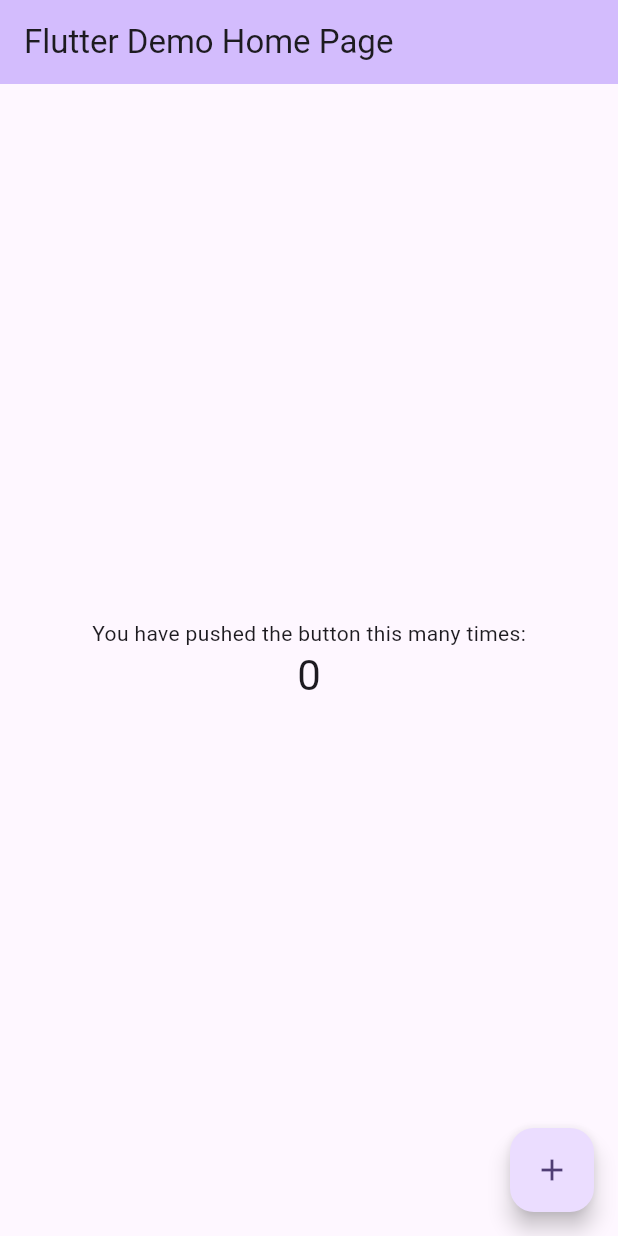
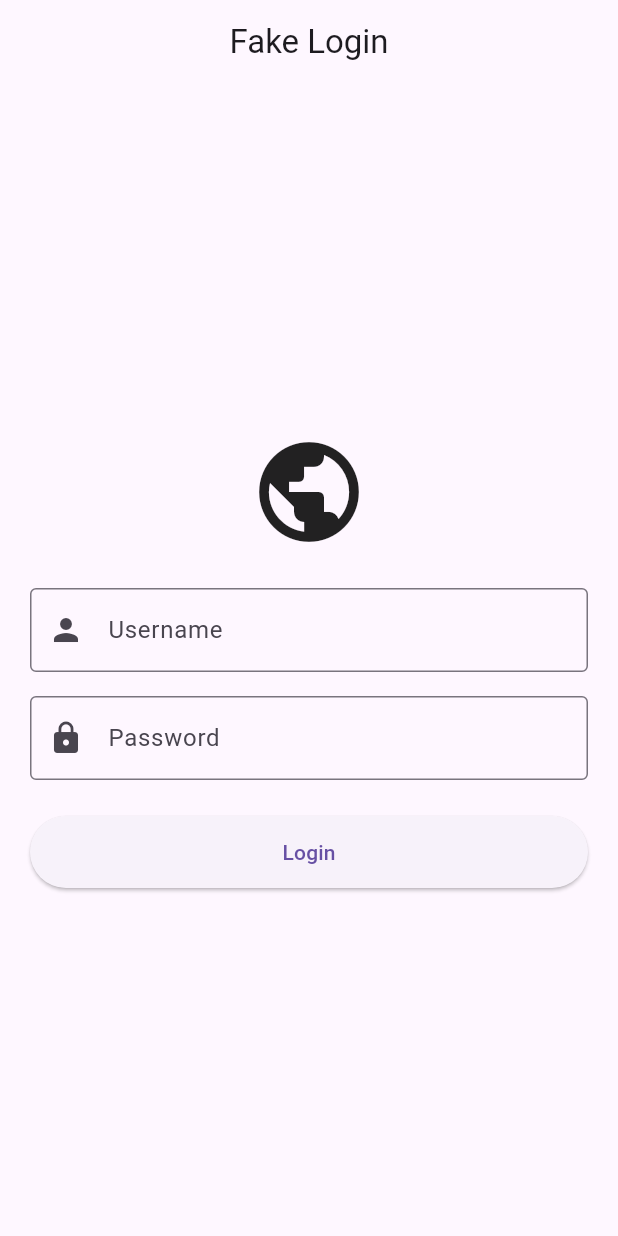
Before and after one commit to setya433/fake_login, a Flutter app: the screen it shows after launch, on a phone screen of 412 x 824 dp. Run offline on Flutter 3.47's test engine with Material 3 defaults, Android fonts, the phone set to English and light mode, and no system bars; our stand-ins replace dio, get, shared_preferences.

Commit message:
feat: implement fake login and countries list

```diff
--- a/lib/app/data/services/session_service.dart
+++ b/lib/app/data/services/session_service.dart
@@ -0,0 +1,36 @@
+import 'package:shared_preferences/shared_preferences.dart';
+
+class SessionService {
+  static const String keyUsername = 'username';
+  static const String keyPassword = 'password';
+  static const String keyIsLoggedIn = 'is_logged_in';
+
+  Future<void> saveLogin({
+    required String username,
+    required String password,
+  }) async {
+    final prefs = await SharedPreferences.getInstance();
+
+    await prefs.setString(keyUsername, username);
+    await prefs.setString(keyPassword, password);
+    await prefs.setBool(keyIsLoggedIn, true);
+  }
+
+  Future<bool> isLoggedIn() async {
+    final prefs = await SharedPreferences.getInstance();
+    return prefs.getBool(keyIsLoggedIn) ?? false;
+  }
+
+  Future<String> getUsername() async {
+    final prefs = await SharedPreferences.getInstance();
+    return prefs.getString(keyUsername) ?? '';
+  }
+
+  Future<void> logout() async {
+    final prefs = await SharedPreferences.getInstance();
+
+    await prefs.remove(keyUsername);
+    await prefs.remove(keyPassword);
+    await prefs.setBool(keyIsLoggedIn, false);
+  }
+}
--- a/lib/app/modules/home/controllers/home_controller.dart
+++ b/lib/app/modules/home/controllers/home_controller.dart
@@ -0,0 +1,50 @@
+import 'package:get/get.dart';
+
+import '../../../data/models/country_model.dart';
+import '../../../data/services/country_service.dart';
+import '../../../data/services/session_service.dart';
+import '../../../routes/app_routes.dart';
+
+class HomeController extends GetxController {
+  final countries = <CountryModel>[].obs;
+  final isLoading = false.obs;
+  final username = ''.obs;
+
+  final CountryService _countryService = CountryService();
+  final SessionService _sessionService = SessionService();
+
+  @override
+  void onInit() {
+    super.onInit();
+    loadUser();
+    fetchCountries();
+  }
+
+  Future<void> loadUser() async {
+    username.value = await _sessionService.getUsername();
+  }
+
+  Future<void> fetchCountries() async {
+    try {
+      isLoading.value = true;
+
+      final result = await _countryService.getCountries();
+      result.sort((a, b) => a.name.compareTo(b.name));
+
+      countries.value = result;
+    } catch (e) {
+      Get.snackbar(
+        'Error',
+        'Gagal mengambil data negara',
+        snackPosition: SnackPosition.BOTTOM,
+      );
+    } finally {
+      isLoading.value = false;
+    }
+  }
+
+  Future<void> logout() async {
+    await _sessionService.logout();
+    Get.offAllNamed(AppRoutes.login);
+  }
+}
--- a/lib/app/modules/login/controllers/login_controller.dart
+++ b/lib/app/modules/login/controllers/login_controller.dart
@@ -0,0 +1,48 @@
+import 'package:flutter/material.dart';
+import 'package:get/get.dart';
+
+import '../../../data/services/session_service.dart';
+import '../../../routes/app_routes.dart';
+
+class LoginController extends GetxController {
+  final usernameController = TextEditingController();
+  final passwordController = TextEditingController();
+
+  final isLoading = false.obs;
+
+  final SessionService _sessionService = SessionService();
+
+  Future<void> login() async {
+    final username = usernameController.text.trim();
+    final password = passwordController.text.trim();
+
+    if (username.isEmpty || password.isEmpty) {
+      Get.snackbar(
+        'Gagal',
+        'Username dan password wajib diisi',
+        snackPosition: SnackPosition.BOTTOM,
+      );
+      return;
+    }
+
+    isLoading.value = true;
+
+    await Future.delayed(const Duration(milliseconds: 500));
+
+    await _sessionService.saveLogin(
+      username: username,
+      password: password,
+    );
+
+    isLoading.value = false;
+
+    Get.offAllNamed(AppRoutes.home);
+  }
+
+  @override
+  void onClose() {
+    usernameController.dispose();
+    passwordController.dispose();
+    super.onClose();
+  }
+}
--- a/lib/app/modules/login/views/login_view.dart
+++ b/lib/app/modules/login/views/login_view.dart
@@ -0,0 +1,66 @@
+import 'package:flutter/material.dart';
+import 'package:get/get.dart';
+
+import '../controllers/login_controller.dart';
+
+class LoginView extends GetView<LoginController> {
+  const LoginView({super.key});
+
+  @override
+  Widget build(BuildContext context) {
+    return Scaffold(
+      appBar: AppBar(
+        title: const Text('Fake Login'),
+        centerTitle: true,
+      ),
+      body: Padding(
+        padding: const EdgeInsets.all(20),
+        child: Center(
+          child: SingleChildScrollView(
+            child: Column(
+              children: [
+                const Icon(
+                  Icons.public,
+                  size: 80,
+                ),
+                const SizedBox(height: 24),
+                TextField(
+                  controller: controller.usernameController,
+                  decoration: const InputDecoration(
+                    labelText: 'Username',
+                    border: OutlineInputBorder(),
+                    prefixIcon: Icon(Icons.person),
+                  ),
+                ),
+                const SizedBox(height: 16),
+                TextField(
+                  controller: controller.passwordController,
+                  obscureText: true,
+                  decoration: const InputDecoration(
+                    labelText: 'Password',
+                    border: OutlineInputBorder(),
+                    prefixIcon: Icon(Icons.lock),
+                  ),
+                ),
+                const SizedBox(height: 24),
+                Obx(() {
+                  return SizedBox(
+                    width: double.infinity,
+                    height: 48,
+                    child: ElevatedButton(
+                      onPressed:
+                          controller.isLoading.value ? null : controller.login,
+                      child: controller.isLoading.value
+                          ? const CircularProgressIndicator()
+                          : const Text('Login'),
+                    ),
+                  );
+                }),
+              ],
+            ),
+          ),
+        ),
+      ),
+    );
+  }
+}
--- a/lib/app/routes/app_pages.dart
+++ b/lib/app/routes/app_pages.dart
@@ -0,0 +1,28 @@
+import 'package:get/get.dart';
+
+import '../modules/login/views/login_view.dart';
+import '../modules/login/controllers/login_controller.dart';
+
+import '../modules/home/views/home_view.dart';
+import '../modules/home/controllers/home_controller.dart';
+
+import 'app_routes.dart';
+
+class AppPages {
+  static final pages = [
+    GetPage(
+      name: AppRoutes.login,
+      page: () => const LoginView(),
+      binding: BindingsBuilder(() {
+        Get.lazyPut<LoginController>(() => LoginController());
+      }),
+    ),
+    GetPage(
+      name: AppRoutes.home,
+      page: () => const HomeView(),
+      binding: BindingsBuilder(() {
+        Get.lazyPut<HomeController>(() => HomeController());
+      }),
+    ),
+  ];
+}
--- a/lib/app/routes/app_routes.dart
+++ b/lib/app/routes/app_routes.dart
@@ -0,0 +1,4 @@
+class AppRoutes {
+  static const login = '/login';
+  static const home = '/home';
+}
--- a/lib/main.dart
+++ b/lib/main.dart
@@ -1,122 +1,34 @@
 import 'package:flutter/material.dart';
+import 'package:get/get.dart';
 
-void main() {
-  runApp(const MyApp());
+import 'app/routes/app_pages.dart';
+import 'app/routes/app_routes.dart';
+import 'app/data/services/session_service.dart';
+
+void main() async {
+  WidgetsFlutterBinding.ensureInitialized();
+
+  final sessionService = SessionService();
+  final isLoggedIn = await sessionService.isLoggedIn();
+
+  runApp(MyApp(isLoggedIn: isLoggedIn));
 }
 
 class MyApp extends StatelessWidget {
-  const MyApp({super.key});
+  final bool isLoggedIn;
 
-  // This widget is the root of your application.
+  const MyApp({
+    super.key,
+    required this.isLoggedIn,
+  });
+
   @override
   Widget build(BuildContext context) {
-    return MaterialApp(
-      title: 'Flutter Demo',
-      theme: ThemeData(
-        // This is the theme of your application.
-        //
-        // TRY THIS: Try running your application with "flutter run". You'll see
-        // the application has a purple toolbar. Then, without quitting the app,
-        // try changing the seedColor in the colorScheme below to Colors.green
-        // and then invoke "hot reload" (save your changes or press the "hot
-        // reload" button in a Flutter-supported IDE, or press "r" if you used
-        // the command line to start the app).
-        //
-        // Notice that the counter didn't reset back to zero; the application
-        // state is not lost during the reload. To reset the state, use hot
-        // restart instead.
-        //
-        // This works for code too, not just values: Most code changes can be
-        // tested with just a hot reload.
-        colorScheme: .fromSeed(seedColor: Colors.deepPurple),
-      ),
-      home: const MyHomePage(title: 'Flutter Demo Home Page'),
+    return GetMaterialApp(
+      debugShowCheckedModeBanner: false,
+      title: 'Countries App',
+      initialRoute: isLoggedIn ? AppRoutes.home : AppRoutes.login,
+      getPages: AppPages.pages,
     );
   }
 }
-
-class MyHomePage extends StatefulWidget {
-  const MyHomePage({super.key, required this.title});
-
-  // This widget is the home page of your application. It is stateful, meaning
-  // that it has a State object (defined below) that contains fields that affect
-  // how it looks.
-
-  // This class is the configuration for the state. It holds the values (in this
-  // case the title) provided by the parent (in this case the App widget) and
-  // used by the build method of the State. Fields in a Widget subclass are
-  // always marked "final".
-
-  final String title;
-
-  @override
-  State<MyHomePage> createState() => _MyHomePageState();
-}
-
-class _MyHomePageState extends State<MyHomePage> {
-  int _counter = 0;
-
-  void _incrementCounter() {
-    setState(() {
-      // This call to setState tells the Flutter framework that something has
-      // changed in this State, which causes it to rerun the build method below
-      // so that the display can reflect the updated values. If we changed
-      // _counter without calling setState(), then the build method would not be
-      // called again, and so nothing would appear to happen.
-      _counter++;
-    });
-  }
-
-  @override
-  Widget build(BuildContext context) {
-    // This method is rerun every time setState is called, for instance as done
-    // by the _incrementCounter method above.
-    //
-    // The Flutter framework has been optimized to make rerunning build methods
-    // fast, so that you can just rebuild anything that needs updating rather
-    // than having to individually change instances of widgets.
-    return Scaffold(
-      appBar: AppBar(
-        // TRY THIS: Try changing the color here to a specific color (to
-        // Colors.amber, perhaps?) and trigger a hot reload to see the AppBar
-        // change color while the other colors stay the same.
-        backgroundColor: Theme.of(context).colorScheme.inversePrimary,
-        // Here we take the value from the MyHomePage object that was created by
-        // the App.build method, and use it to set our appbar title.
-        title: Text(widget.title),
-      ),
-      body: Center(
-        // Center is a layout widget. It takes a single child and positions it
-        // in the middle of the parent.
-        child: Column(
-          // Column is also a layout widget. It takes a list of children and
-          // arranges them vertically. By default, it sizes itself to fit its
-          // children horizontally, and tries to be as tall as its parent.
-          //
-          // Column has various properties to control how it sizes itself and
-          // how it positions its children. Here we use mainAxisAlignment to
-          // center the children vertically; the main axis here is the vertical
-          // axis because Columns are vertical (the cross axis would be
-          // horizontal).
-          //
-          // TRY THIS: Invoke "debug painting" (choose the "Toggle Debug Paint"
-          // action in the IDE, or press "p" in the console), to see the
-          // wireframe for each widget.
-          mainAxisAlignment: .center,
-          children: [
-            const Text('You have pushed the button this many times:'),
-            Text(
-              '$_counter',
-              style: Theme.of(context).textTheme.headlineMedium,
-            ),
-          ],
-        ),
-      ),
-      floatingActionButton: FloatingActionButton(
-        onPressed: _incrementCounter,
-        tooltip: 'Increment',
-        child: const Icon(Icons.add),
-      ),
-    );
-  }
-}
```
Also changed, not shown: lib/app/data/models/country_model.dart (+25 -0 lines), lib/app/data/services/country_service.dart (+20 -0 lines), lib/app/modules/home/views/home_view.dart (+81 -0 lines).
